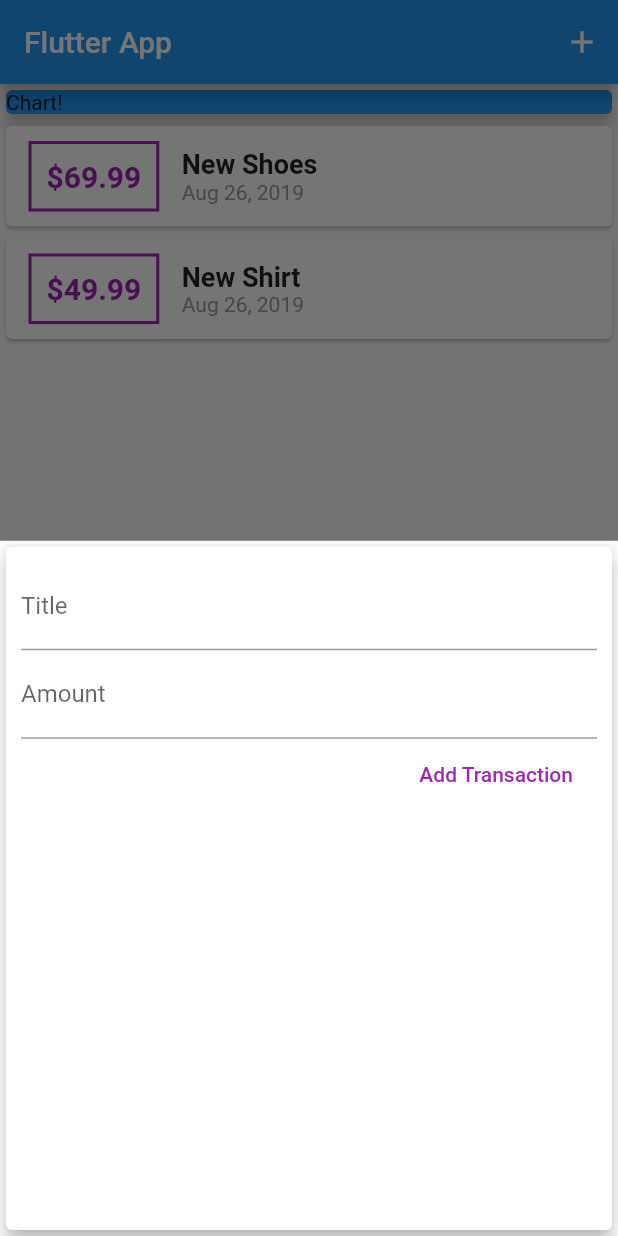
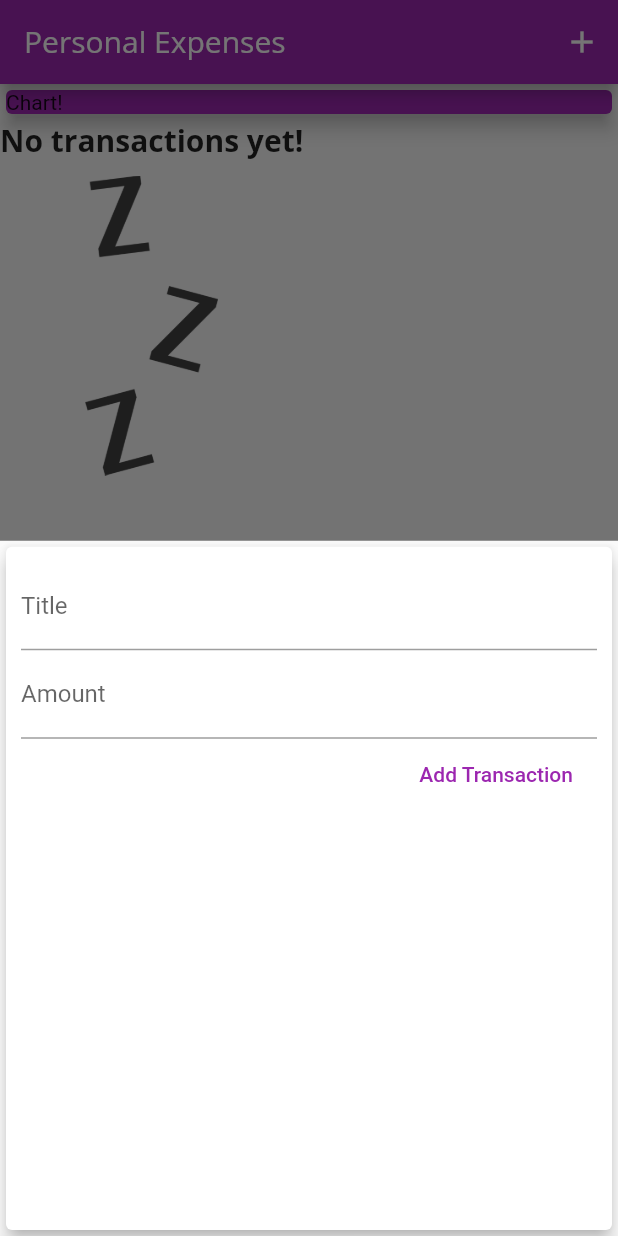
Before and after one commit to atukade/personal_expenses, a Flutter app: the screen it shows after launch, after a tap on the "add" icon, on a phone screen of 412 x 824 dp. Run offline on Flutter 3.47's test engine with Material 2 defaults, Android fonts, the phone set to English and light mode, and no system bars.

Commit message:
Added fonts, themes, chart

```diff
--- a/lib/main.dart
+++ b/lib/main.dart
@@ -5,6 +5,7 @@ import 'package:personal_expenses/widgets/transaction_list.dart';
 import './widgets/transaction_list.dart';
 
 import './models/transaction.dart';
+import 'widgets/chart.dart';
 
 void main() => runApp(MyApp());
 
@@ -13,7 +14,17 @@ class MyApp extends StatelessWidget {
   @override
   Widget build(BuildContext context) {
     return MaterialApp(
-      title: 'Flutter App',
+      title: 'Personal Expenses',
+      theme: ThemeData(
+          primarySwatch: Colors.purple,
+          accentColor: Colors.amber,
+          fontFamily: 'Quicksand',
+          textTheme: ThemeData.light().textTheme.copyWith(
+              title: TextStyle(
+                  fontFamily: 'OpenSans', fontWeight: FontWeight.bold)),
+          appBarTheme: AppBarTheme(
+              textTheme: ThemeData.light().textTheme.copyWith(
+                  title: TextStyle(fontFamily: 'OpenSans', fontSize: 20)))),
       home: MyHomePage(),
     );
   }
@@ -28,10 +39,10 @@ class MyHomePage extends StatefulWidget {
 
 class _MyHomePageState extends State<MyHomePage> {
   final List<Transaction> _userTransactions = [
-    Transaction(
-        id: 't1', title: 'New Shoes', amount: 69.99, date: DateTime.now()),
-    Transaction(
-        id: 't2', title: 'New Shirt', amount: 49.99, date: DateTime.now())
+//    Transaction(
+//        id: 't1', title: 'New Shoes', amount: 69.99, date: DateTime.now()),
+//    Transaction(
+//        id: 't2', title: 'New Shirt', amount: 49.99, date: DateTime.now())
   ];
 
   void _addNewTransaction(String title, double amount) {
@@ -62,7 +73,7 @@ class _MyHomePageState extends State<MyHomePage> {
   Widget build(BuildContext context) {
     return Scaffold(
       appBar: AppBar(
-        title: Text('Flutter App'),
+        title: Text('Personal Expenses'),
         actions: <Widget>[
           IconButton(
             icon: Icon(Icons.add),
@@ -78,7 +89,7 @@ class _MyHomePageState extends State<MyHomePage> {
             Container(
               width: double.infinity,
               child: Card(
-                color: Colors.blue,
+                color: Theme.of(context).primaryColor,
                 child: Text('Chart!'),
                 elevation: 5,
               ),
--- a/lib/widgets/new_transaction.dart
+++ b/lib/widgets/new_transaction.dart
@@ -1,5 +1,4 @@
 import 'package:flutter/material.dart';
-
 
 class NewTransaction extends StatefulWidget {
   final Function addTx;
@@ -19,10 +18,11 @@ class _NewTransactionState extends State<NewTransaction> {
     final enteredTitle = titleController.text;
     final enteredAmount = double.parse(amountController.text);
 
-    if (enteredTitle.isEmpty || enteredAmount <= 0)
-      return;
+    if (enteredTitle.isEmpty || enteredAmount <= 0) return;
 
     widget.addTx(enteredTitle, enteredAmount);
+
+    Navigator.of(context).pop();
   }
 
   @override
@@ -46,7 +46,7 @@ class _NewTransactionState extends State<NewTransaction> {
             ),
             FlatButton(
               child: Text('Add Transaction'),
-              textColor: Colors.purple,
+              textColor: Theme.of(context).primaryColor,
               onPressed: submitData,
             )
           ],
--- a/lib/widgets/transaction_list.dart
+++ b/lib/widgets/transaction_list.dart
@@ -12,7 +12,14 @@ class TransactionList extends StatelessWidget {
   Widget build(BuildContext context) {
     return Container(
       height: 300,
-      child: ListView.builder(
+      child:transactions.isEmpty? Column(children: <Widget>[
+        Text(
+          'No transactions yet!',
+          style: Theme.of(context).textTheme.title,
+        ),
+        SizedBox(height: 10),
+        Container(height: 200,child: Image.asset('assets/images/waiting.png', fit: BoxFit.cover,))
+      ],): ListView.builder(
         itemBuilder: (ctx, index) {
           return Card(
             child: Row(
@@ -36,7 +43,7 @@ class TransactionList extends StatelessWidget {
                     Text(
                       transactions[index].title,
                       style:
-                      TextStyle(fontSize: 18, fontWeight: FontWeight.bold),
+                      Theme.of(context).textTheme.title,
                     ),
                     Text(
                       DateFormat.yMMMd().format(transactions[index].date),
```
Also changed, not shown: lib/widgets/chart.dart (added, +40 -0 lines), pubspec.yaml (+14 -14 lines), assets/fonts/OpenSans-Bold.ttf (added), assets/fonts/OpenSans-Regular.ttf (added), assets/fonts/Quicksand-Bold.ttf (added), assets/fonts/Quicksand-Light.ttf (added), assets/fonts/Quicksand-Medium.ttf (added), assets/fonts/Quicksand-Regular.ttf (added), assets/images/waiting.png (added).
